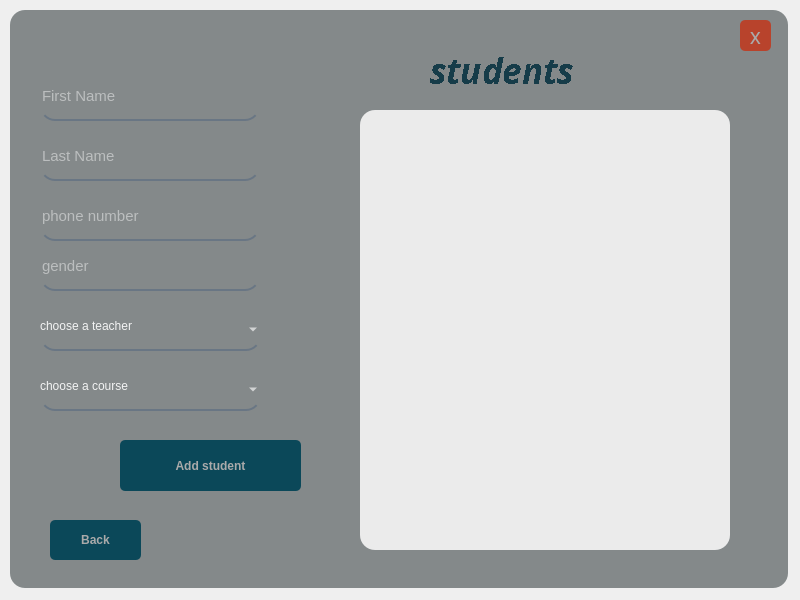
The window that UIs/add_s.ui (IxBahy/EDU-center-system) describes before a commit, drawn with Qt 5.
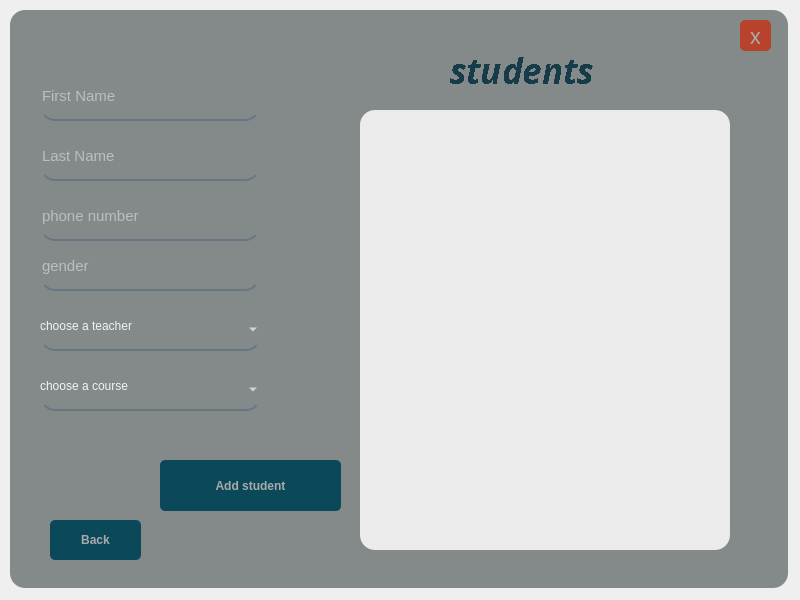
The same window after the commit.

```diff
--- a/UIs/add_s.ui
+++ b/UIs/add_s.ui
@@ -197,8 +197,8 @@
     <widget class="QPushButton" name="add_Button">
      <property name="geometry">
       <rect>
-       <x>110</x>
-       <y>430</y>
+       <x>150</x>
+       <y>450</y>
        <width>181</width>
        <height>51</height>
       </rect>
@@ -253,9 +253,9 @@
     <widget class="QLabel" name="list_Name">
      <property name="geometry">
       <rect>
-       <x>420</x>
+       <x>440</x>
        <y>0</y>
-       <width>221</width>
+       <width>181</width>
        <height>121</height>
       </rect>
      </property>
@@ -401,6 +401,24 @@
       <string/>
      </property>
     </widget>
+    <widget class="QLabel" name="note_msg">
+     <property name="geometry">
+      <rect>
+       <x>10</x>
+       <y>420</y>
+       <width>261</width>
+       <height>21</height>
+      </rect>
+     </property>
+     <property name="styleSheet">
+      <string notr="true">font: 10pt &quot;MS Shell Dlg 2&quot;;
+background-color: rgba(255, 255, 255, 0);
+color: rgb(143,0,0);</string>
+     </property>
+     <property name="text">
+      <string/>
+     </property>
+    </widget>
    </widget>
   </widget>
  </widget>
```
